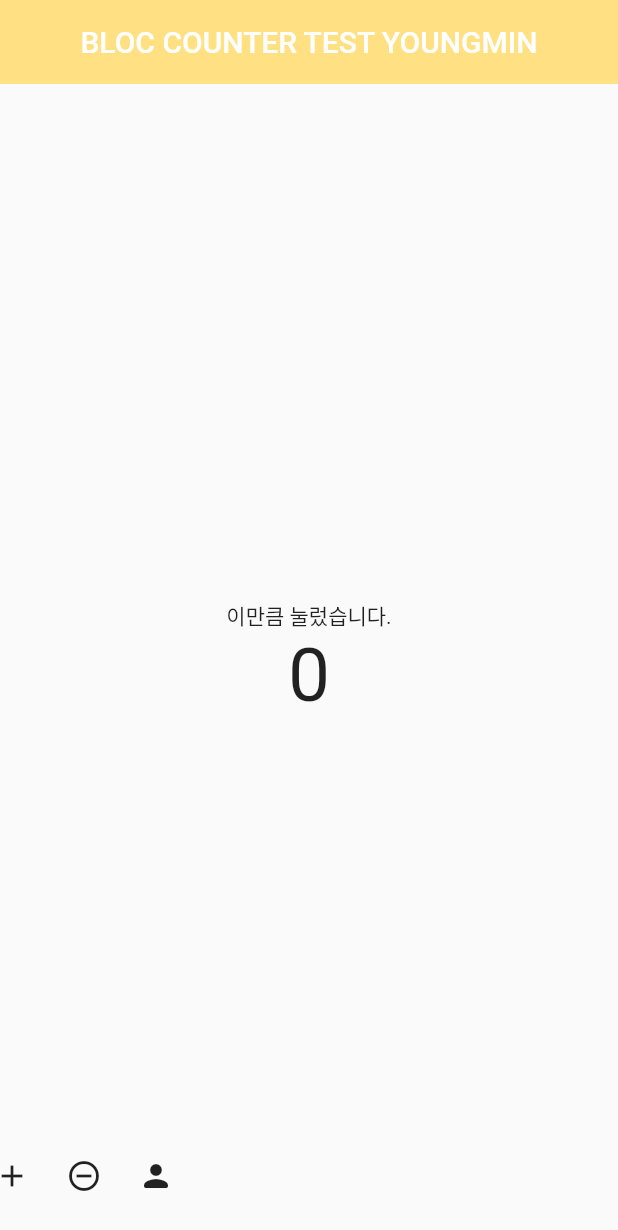
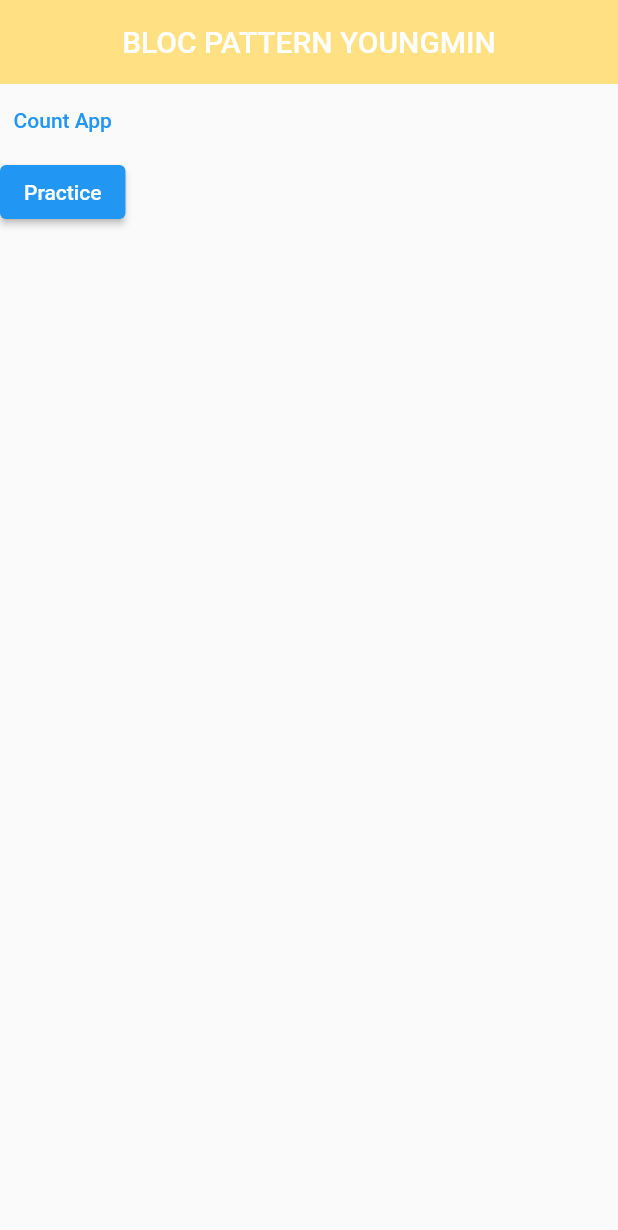
Before and after one commit to Nanzini/flutter_bloc_pattern, a Flutter app: the screen it shows after launch, on a phone screen of 412 x 824 dp. Shown: the top 1230 px of the screen. Run offline on Flutter 3.47's test engine with Material 2 defaults, Android fonts, the light colour scheme and no system bars; our stand-ins replace bloc, flutter_bloc.

Commit message:
bloc_navigator

```diff
--- a/lib/main.dart
+++ b/lib/main.dart
@@ -3,7 +3,8 @@ import 'package:flutter_bloc/flutter_bloc.dart';
 
 import 'bloc/counter_event.dart';
 import 'bloc/counter_bloc.dart';
-import 'home.dart';
+import 'countScreen.dart';
+import 'mainScreen.dart';
 
 void main() {
   runApp(MyApp());
@@ -13,10 +14,13 @@ class MyApp extends StatelessWidget {
   @override
   Widget build(BuildContext context) {
     return MaterialApp(
-      home: BlocProvider<CounterBloc>(
-        create: (context) => CounterBloc(),
-        child: MyHomePage(),
-      ),
-    );
+        home: MultiBlocProvider(
+      providers: [
+        BlocProvider<CounterBloc>(
+          create: (BuildContext context) => CounterBloc(),
+        ),
+      ],
+      child: MainScreen(),
+    ));
   }
 }
--- /dev/null
+++ b/lib/mainScreen.dart
@@ -0,0 +1,41 @@
+import 'package:flutter/material.dart';
+import 'package:flutter_bloc/flutter_bloc.dart';
+
+import 'bloc/counter_bloc.dart';
+import 'bloc/counter_event.dart';
+import 'countScreen.dart';
+
+class MainScreen extends StatelessWidget {
+  @override
+  Widget build(BuildContext context) {
+    return Scaffold(
+      appBar: AppBar(
+        title: Text('BLOC PATTERN YOUNGMIN'),
+        backgroundColor: Colors.amber[200],
+        centerTitle: true,
+        elevation: 0.0,
+      ),
+      body: Column(
+        children: [
+          TextButton(
+            child: Text('Count App'),
+            onPressed: () => {
+              Navigator.of(context).push(MaterialPageRoute(
+                  builder: (_) => BlocProvider.value(
+                      value: BlocProvider.of<CounterBloc>(context),
+                      child: CounterScreen())))
+            },
+          ),
+          ElevatedButton(
+              child: Text('Practice'),
+              onPressed: () => {
+                    Navigator.of(context).push(MaterialPageRoute(
+                        builder: (_) => BlocProvider.value(
+                            value: BlocProvider.of<CounterBloc>(context),
+                            child: CounterScreen())))
+                  })
+        ],
+      ),
+    );
+  }
+}
--- a/pubspec.yaml
+++ b/pubspec.yaml
@@ -46,9 +46,8 @@ flutter:
   uses-material-design: true
 
   # To add assets to your application, add an assets section, like this:
-  # assets:
-  #   - images/a_dot_burr.jpeg
-  #   - images/a_dot_ham.jpeg
+  assets:
+    - assets/또가스.jpg
 
   # An image asset can refer to one or more resolution-specific "variants", see
   # https://flutter.dev/assets-and-images/#resolution-aware.
```
Also changed, not shown: lib/countScreen.dart (renamed from lib/home.dart, +28 -6 lines), assets/또가스.jpg (added), pubspec.lock.
